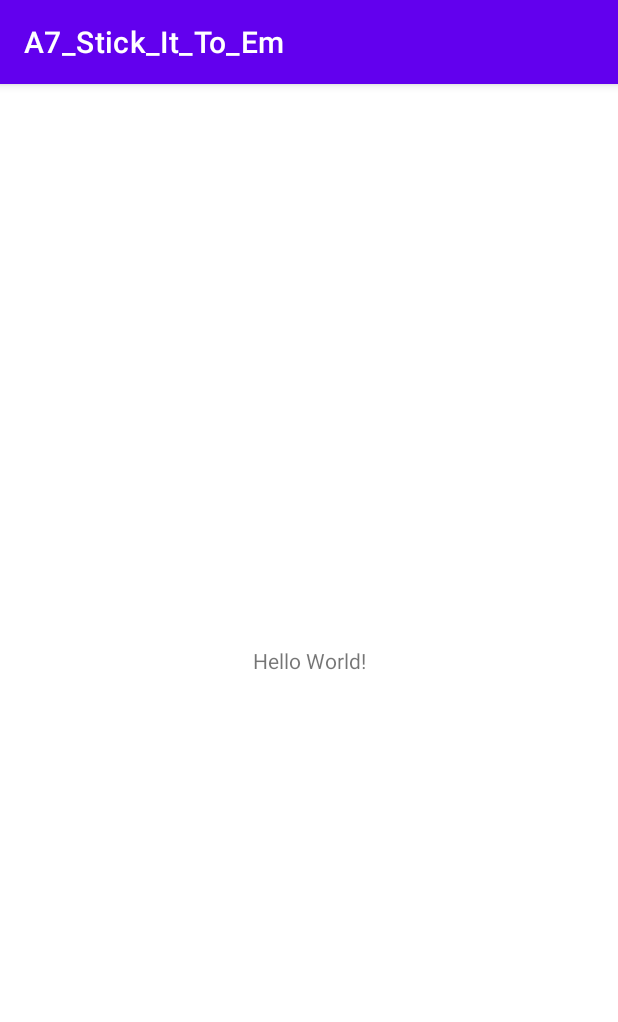
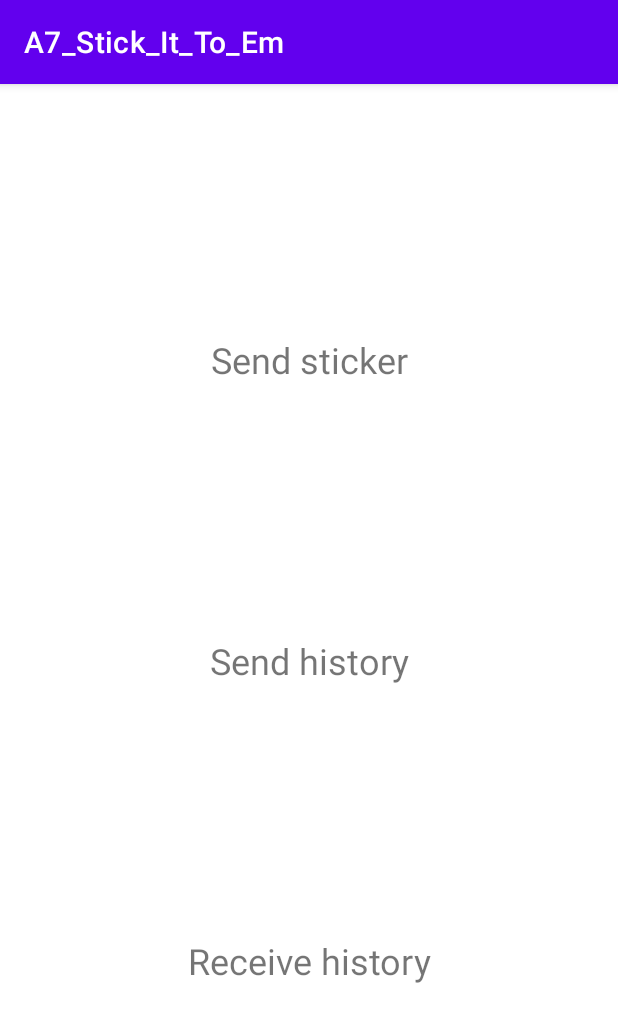
Before and after one commit to bingqianyang1/A7-Stick-It-To-Em-, an Android app: the screen it shows after launch (MainActivity), on a phone screen of 412 x 824 dp. Shown: the top 1022 px of the screen. Run offline under Robolectric (Android 15) with nearby library versions, the phone set to English and light mode, and no system bars.

Commit message:
added main layout

```diff
--- a/app/src/main/res/layout/activity_main.xml
+++ b/app/src/main/res/layout/activity_main.xml
@@ -7,12 +7,36 @@
     tools:context=".MainActivity">
 
     <TextView
+        android:id="@+id/send"
         android:layout_width="wrap_content"
         android:layout_height="wrap_content"
-        android:text="Hello World!"
-        app:layout_constraintBottom_toBottomOf="parent"
+        android:text="Send sticker"
+        android:textSize="24dp"
+        app:layout_constraintBottom_toTopOf="@id/sendHistory"
         app:layout_constraintLeft_toLeftOf="parent"
         app:layout_constraintRight_toRightOf="parent"
         app:layout_constraintTop_toTopOf="parent" />
 
+    <TextView
+        android:id="@+id/sendHistory"
+        android:layout_width="wrap_content"
+        android:layout_height="wrap_content"
+        android:text="Send history"
+        android:textSize="24dp"
+        app:layout_constraintBottom_toTopOf="@id/receiveHistory"
+        app:layout_constraintLeft_toLeftOf="parent"
+        app:layout_constraintRight_toRightOf="parent"
+        app:layout_constraintTop_toBottomOf="@id/send" />
+
+    <TextView
+        android:id="@+id/receiveHistory"
+        android:layout_width="wrap_content"
+        android:layout_height="wrap_content"
+        android:text="Receive history"
+        android:textSize="24dp"
+        app:layout_constraintBottom_toBottomOf="parent"
+        app:layout_constraintLeft_toLeftOf="parent"
+        app:layout_constraintRight_toRightOf="parent"
+        app:layout_constraintTop_toBottomOf="@id/sendHistory" />
+
 </androidx.constraintlayout.widget.ConstraintLayout>
```
